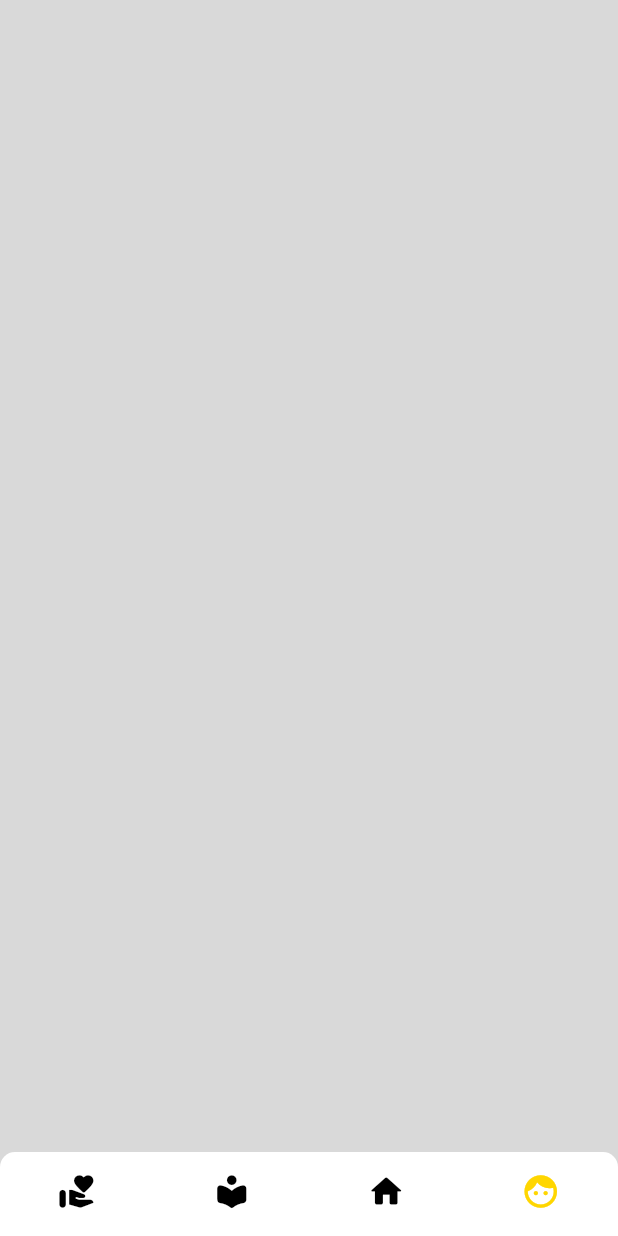
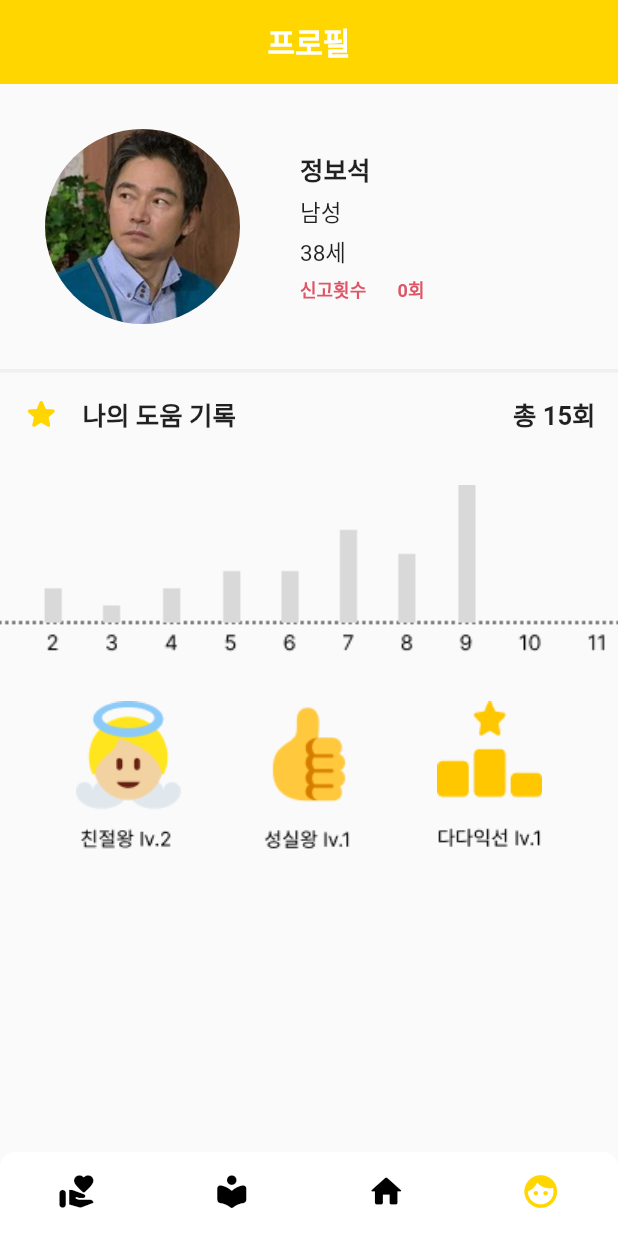
Before and after one commit to eunha812/2022-knu-cse-hackaton, a Flutter app: the screen it shows after launch, item 4 of the bottom bar chosen, on a phone screen of 412 x 824 dp. Run offline on Flutter 3.47's test engine with Material 2 defaults, Android fonts, the phone set to English and light mode, and no system bars; drawn by our look-alikes of persistent_bottom_nav_bar; our stand-ins replace carousel_slider, flutter_screenutil, get; missing offline and left inert: circular_chart_flutter; statements that could not run were skipped.

Commit message:
helper mypage 구현

```diff
--- a/sonsu/lib/pages/helper/helper_main/helper_main.dart
+++ b/sonsu/lib/pages/helper/helper_main/helper_main.dart
@@ -105,7 +105,7 @@ class _HelperMainState extends State<HelperMain> {
                 ],
                 chartType: CircularChartType.Radial,
                 percentageValues: true,
-                holeLabel: '평균도움\n10회',
+                holeLabel: '평균도움\n15회',
                 labelStyle: new TextStyle(
                   color: Colors.black,
                   fontWeight: FontWeight.bold,
--- a/sonsu/lib/pages/helper/helper_mypage/helper_mypage.dart
+++ b/sonsu/lib/pages/helper/helper_mypage/helper_mypage.dart
@@ -1,5 +1,8 @@
 import 'package:flutter/material.dart';
+import 'package:sonsu/pages/helper/helper_mypage/helper_mypage_content.dart';
 import 'package:sonsu/utils/constants.dart';
+
+import '../../../widgets/app_bar.dart';
 
 class HelperMypage extends StatefulWidget {
   HelperMypage({Key? key}) : super(key: key);
@@ -11,8 +14,9 @@ class HelperMypage extends StatefulWidget {
 class _HelperMypageState extends State<HelperMypage> {
   @override
   Widget build(BuildContext context) {
-    return Container(
-      color: kMainGrey,
+    return Scaffold(
+      appBar: buildAppbar("프로필", kMainYellow, false),
+      body: HelperMypageContent(),
     );
   }
 }
--- /dev/null
+++ b/sonsu/lib/pages/helper/helper_mypage/helper_mypage_content.dart
@@ -0,0 +1,146 @@
+import 'package:flutter/material.dart';
+import 'package:sonsu/utils/constants.dart';
+
+class HelperMypageContent extends StatelessWidget {
+  const HelperMypageContent({Key? key}) : super(key: key);
+
+  @override
+  Widget build(BuildContext context) {
+    return Container(
+      child: Column(
+        children: [
+          Container(
+            margin: EdgeInsets.all(30),
+            child: Row(
+              crossAxisAlignment: CrossAxisAlignment.center,
+              children: [
+                Container(
+                  height: 130,
+                  child: ClipRRect(
+                      borderRadius: BorderRadius.circular(100),
+                      child: Image.asset(
+                        'assets/images/jewelry.png',
+                        fit: BoxFit.fitHeight,
+                      )),
+                ),
+                SizedBox(
+                  width: 40,
+                ),
+                Column(
+                  crossAxisAlignment: CrossAxisAlignment.start,
+                  children: [
+                    Text(
+                      '정보석',
+                      style:
+                          TextStyle(fontSize: 17, fontWeight: FontWeight.bold),
+                    ),
+                    SizedBox(
+                      height: 5,
+                    ),
+                    Text(
+                      '남성',
+                      style: TextStyle(
+                        fontSize: 15,
+                      ),
+                    ),
+                    SizedBox(
+                      height: 5,
+                    ),
+                    Text(
+                      '38세',
+                      style: TextStyle(
+                        fontSize: 15,
+                      ),
+                    ),
+                    SizedBox(
+                      height: 5,
+                    ),
+                    Text(
+                      '신고횟수       0회',
+                      style: TextStyle(
+                        fontSize: 12,
+                        fontWeight: FontWeight.bold,
+                        color: kMainRed,
+                      ),
+                    ),
+                  ],
+                ),
+              ],
+            ),
+          ),
+          Container(
+            height: 2.5,
+            width: double.infinity,
+            color: Color.fromARGB(10, 0, 0, 0),
+          ),
+          Container(
+            margin: EdgeInsets.all(15),
+            child: Row(
+              mainAxisAlignment: MainAxisAlignment.spaceBetween,
+              children: [
+                Row(
+                  children: [
+                    Icon(
+                      Icons.star_rounded,
+                      color: kMainYellow,
+                      size: 25,
+                    ),
+                    SizedBox(
+                      width: 15,
+                    ),
+                    Text(
+                      '나의 도움 기록',
+                      style:
+                          TextStyle(fontSize: 17, fontWeight: FontWeight.bold),
+                    ),
+                  ],
+                ),
+                Text(
+                  '총 15회',
+                  style: TextStyle(fontSize: 17, fontWeight: FontWeight.bold),
+                ),
+              ],
+            ),
+          ),
+          Container(
+            margin: EdgeInsets.symmetric(vertical: 20),
+            width: double.infinity,
+            child: Image.asset(
+              'assets/images/my_graph.png',
+              fit: BoxFit.fitWidth,
+            ),
+          ),
+          SizedBox(
+            height: 5,
+          ),
+          Row(
+            mainAxisAlignment: MainAxisAlignment.spaceEvenly,
+            children: [
+              Container(
+                height: 100,
+                child: Image.asset(
+                  'assets/images/level01.png',
+                  fit: BoxFit.fitHeight,
+                ),
+              ),
+              Container(
+                height: 100,
+                child: Image.asset(
+                  'assets/images/level02.png',
+                  fit: BoxFit.fitHeight,
+                ),
+              ),
+              Container(
+                height: 100,
+                child: Image.asset(
+                  'assets/images/level03.png',
+                  fit: BoxFit.fitHeight,
+                ),
+              ),
+            ],
+          )
+        ],
+      ),
+    );
+  }
+}
--- a/sonsu/lib/pages/helper/volunteer/volunteer_content.dart
+++ b/sonsu/lib/pages/helper/volunteer/volunteer_content.dart
@@ -63,7 +63,7 @@ class _VolunteerContentState extends State<VolunteerContent> {
   @override
   Widget build(BuildContext context) {
     return Container(
-      margin: EdgeInsets.symmetric(horizontal: 20),
+      margin: EdgeInsets.fromLTRB(20, 0, 20, 15),
       child: GridView.builder(
           gridDelegate: SliverGridDelegateWithFixedCrossAxisCount(
               crossAxisCount: 2,
```
Also changed, not shown: sonsu/assets/images/jewelry.png (added), sonsu/assets/images/level01.png (added), sonsu/assets/images/level02.png (added), sonsu/assets/images/level03.png (added), sonsu/assets/images/my_graph.png (added).
